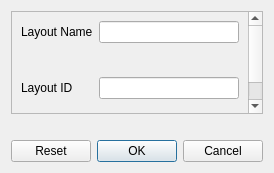
Above: forms/newlayoutdialog.ui from huderlem/porymap before the change. Below: the same form after it.
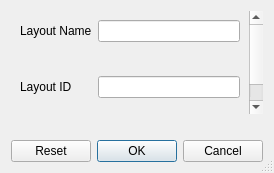
That is the form after the change. Custom widgets are drawn as their Qt base class.

The edit to the form file:
```diff
--- a/forms/newlayoutdialog.ui
+++ b/forms/newlayoutdialog.ui
@@ -13,9 +13,21 @@
   <property name="windowTitle">
    <string>New Layout Options</string>
   </property>
+  <property name="sizeGripEnabled">
+   <bool>true</bool>
+  </property>
+  <property name="modal">
+   <bool>true</bool>
+  </property>
   <layout class="QVBoxLayout" name="verticalLayout">
    <item>
     <widget class="QScrollArea" name="scrollArea">
+     <property name="frameShape">
+      <enum>QFrame::Shape::NoFrame</enum>
+     </property>
+     <property name="frameShadow">
+      <enum>QFrame::Shadow::Plain</enum>
+     </property>
      <property name="widgetResizable">
       <bool>true</bool>
      </property>
@@ -24,8 +36,8 @@
        <rect>
         <x>0</x>
         <y>0</y>
-        <width>238</width>
-        <height>107</height>
+        <width>240</width>
+        <height>109</height>
        </rect>
       </property>
       <layout class="QGridLayout" name="gridLayout_3">
```
